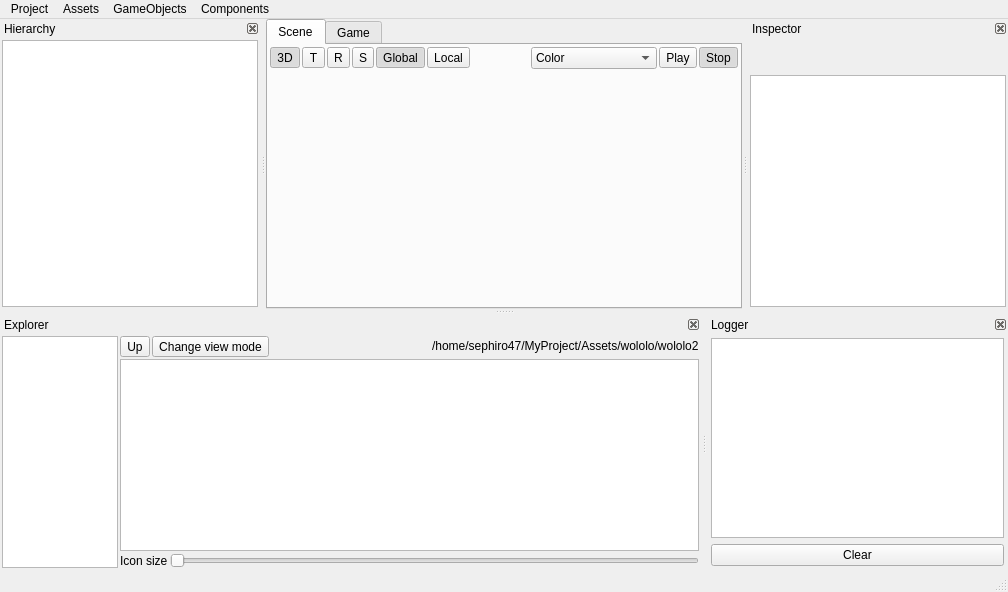
The window that EngineAssets/EditorWindow.ui (Bang3DEngine/OldBang) describes before a commit, drawn with Qt 5.
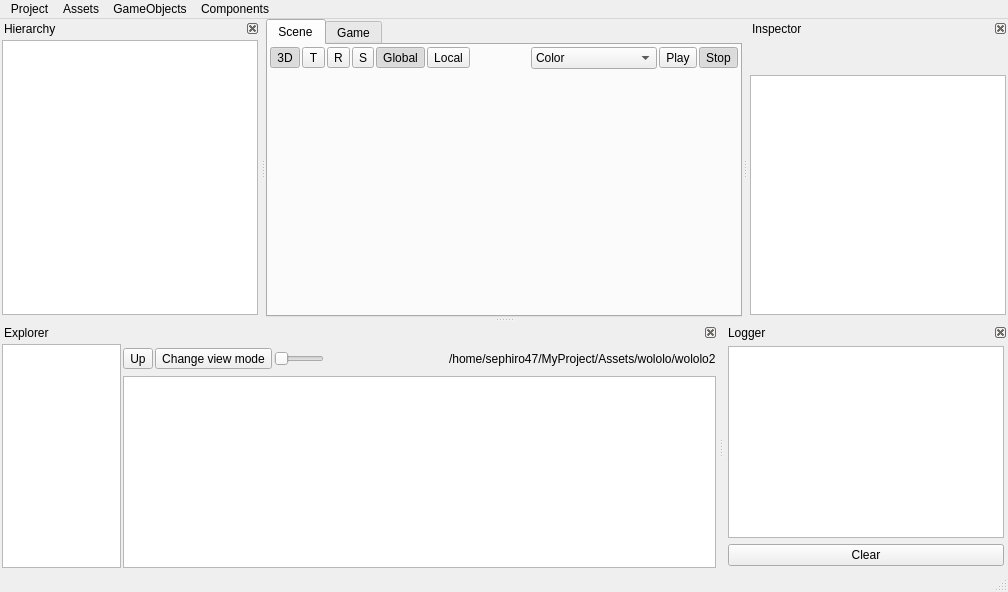
The same window after the commit. Icons and pictures are not drawn. Custom widgets are drawn as their Qt base class.

Commit message: Improved explorer. Solved renaming issue. Added icon size slider

Patch:
```diff
--- a/EngineAssets/EditorWindow.ui
+++ b/EngineAssets/EditorWindow.ui
@@ -650,7 +650,7 @@
   <widget class="QDockWidget" name="dockExplorer">
    <property name="minimumSize">
     <size>
-     <width>519</width>
+     <width>603</width>
      <height>210</height>
     </size>
    </property>
@@ -726,7 +726,7 @@
         </widget>
        </item>
        <item>
-        <layout class="QVBoxLayout" name="verticalLayout_7" stretch="0,9999,0">
+        <layout class="QVBoxLayout" name="verticalLayout_7" stretch="0,0,0">
          <property name="spacing">
           <number>2</number>
          </property>
@@ -754,6 +754,25 @@
              </property>
             </widget>
            </item>
+           <item>
+            <widget class="QSlider" name="sliderExplorerIconSize">
+             <property name="sizePolicy">
+              <sizepolicy hsizetype="Maximum" vsizetype="Fixed">
+               <horstretch>0</horstretch>
+               <verstretch>0</verstretch>
+              </sizepolicy>
+             </property>
+             <property name="maximumSize">
+              <size>
+               <width>50</width>
+               <height>16777215</height>
+              </size>
+             </property>
+             <property name="orientation">
+              <enum>Qt::Horizontal</enum>
+             </property>
+            </widget>
+           </item>
            <item>
             <spacer name="horizontalSpacer_2">
              <property name="orientation">
@@ -829,22 +848,7 @@
           </widget>
          </item>
          <item>
-          <layout class="QHBoxLayout" name="horizontalLayout_2">
-           <item>
-            <widget class="QLabel" name="label">
-             <property name="text">
-              <string>Icon size</string>
-             </property>
-            </widget>
-           </item>
-           <item>
-            <widget class="QSlider" name="sliderExplorerIconSize">
-             <property name="orientation">
-              <enum>Qt::Horizontal</enum>
-             </property>
-            </widget>
-           </item>
-          </layout>
+          <layout class="QHBoxLayout" name="horizontalLayout_2"/>
          </item>
         </layout>
        </item>
```
The commit also changes 4 other files.
